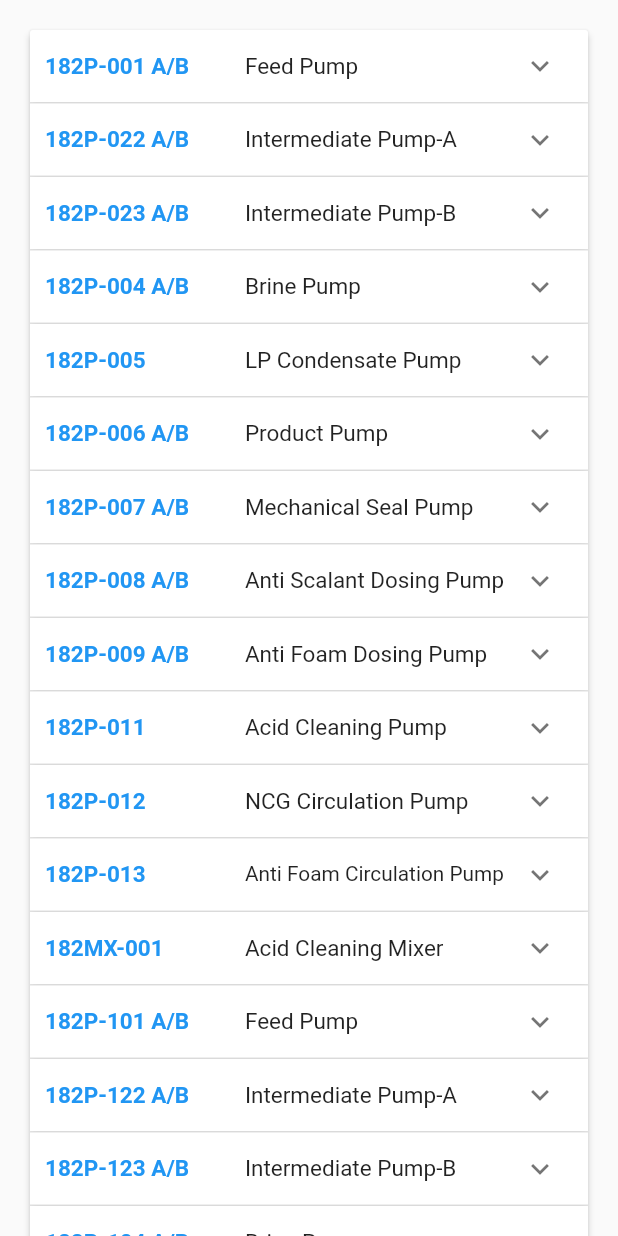
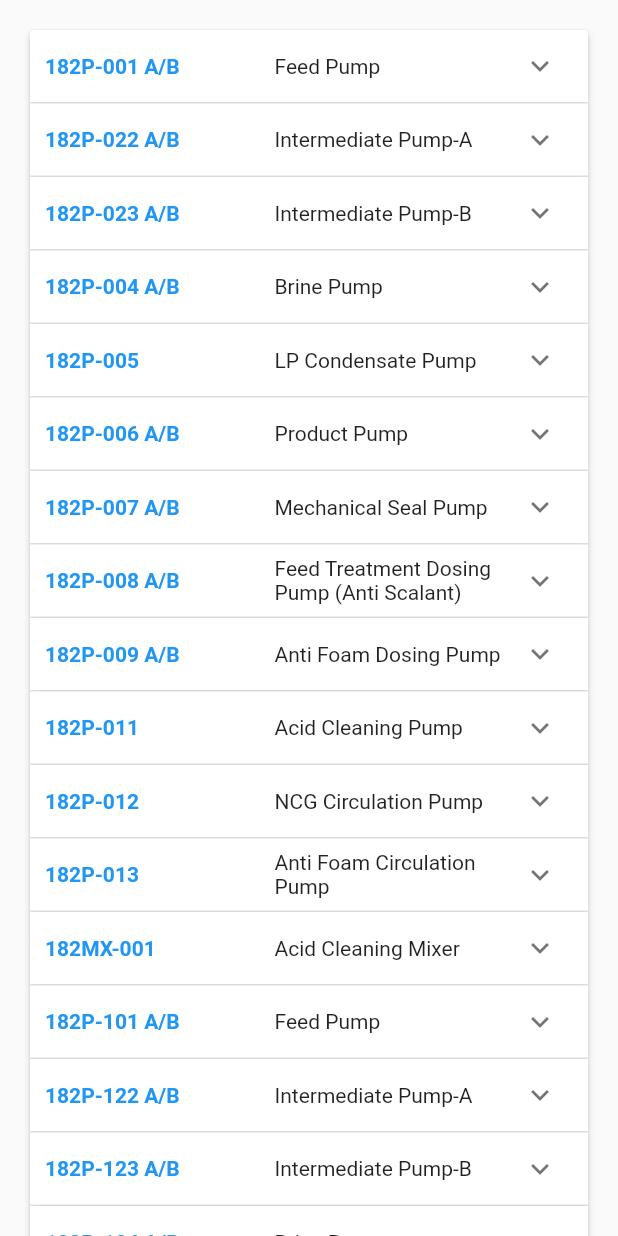
Before and after one commit to mbariya/Plant_Details_Flutter_App, a Flutter app: the DriveDesal screen opened directly, on a phone screen of 412 x 824 dp. Run offline on Flutter 3.47's test engine with Material 2 defaults, Android fonts, the phone set to English and light mode, and no system bars; our stand-ins replace dynamic_theme.

Commit message:
Expandable Panel UI changed to Table UI M3/hr added in Capacity list

```diff
--- a/lib/Desal/DriveDesal.dart
+++ b/lib/Desal/DriveDesal.dart
@@ -22,39 +22,36 @@ class MyItem {
 class _DriveDesalState extends State<DriveDesal> {
   List<MyItem> _items= <MyItem>[
     //Add Pump and Drives Details here
-    MyItem(tag: '182P-001 A/B', details: 'Feed Pump', capacity:'1300', power: '160 KW', flc: '281 Amp', head: '0 M'),
-    MyItem(tag: '182P-022 A/B', details: 'Intermediate Pump-A', capacity:'1150', power: '132 KW', flc: '227 Amp', head: '0 M'),
-    MyItem(tag: '182P-023 A/B', details: 'Intermediate Pump-B', capacity:'1020', power: '132 KW', flc: '227 Amp', head: '0 M'),
-    MyItem(tag: '182P-004 A/B', details: 'Brine Pump', capacity:'1000', power: '250 KW', flc: '27 Amp', head: '0 M'),
-    MyItem(tag: '182P-005', details: 'LP Condensate Pump', capacity:'137', power: '55 KW', flc: '91 Amp', head: '0 M'),
-    MyItem(tag: '182P-006 A/B', details: 'Product Pump', capacity:'550', power: '200 KW', flc: '23 Amp', head: '0 M'),
-    MyItem(tag: '182P-007 A/B', details: 'Mechanical Seal Pump', capacity:'10', power: '5.5 KW', flc: '9.9 Amp', head: '0 M'),
-    MyItem(tag: '182P-008 A/B', details: 'Anti Scalant Dosing Pump', capacity:'-', power: '- KW', flc: '- Amp', head: '- M'),
-    MyItem(tag: '182P-009 A/B', details: 'Anti Foam Dosing Pump', capacity:'-', power: '- KW', flc: '- Amp', head: '- M'),
-    MyItem(tag: '182P-011', details: 'Acid Cleaning Pump', capacity:'5', power: '2.2 KW', flc: '4.5 Amp', head: '0 M'),
-    MyItem(tag: '182P-012', details: 'NCG Circulation Pump', capacity:'200', power: '45 KW', flc: '75 Amp', head: '0 M'),
-    MyItem(tag: '182P-013 ', details: 'Anti Foam Circulation Pump', capacity:'5', power: '0.25 KW', flc: '1.1 Amp', head: '0 M'),
-    MyItem(tag: '182MX-001', details: 'Acid Cleaning Mixer', capacity:'-', power: '1.5 KW', flc: '3.45 Amp', head: '- M'),
+    MyItem(tag: '182P-001 A/B', details: 'Feed Pump', capacity:'1300 M3/hr', power: '160 KW', flc: '281 Amp', head: '0 M'),
+    MyItem(tag: '182P-022 A/B', details: 'Intermediate Pump-A', capacity:'1150 M3/hr', power: '132 KW', flc: '227 Amp', head: '0 M'),
+    MyItem(tag: '182P-023 A/B', details: 'Intermediate Pump-B', capacity:'1020 M3/hr', power: '132 KW', flc: '227 Amp', head: '0 M'),
+    MyItem(tag: '182P-004 A/B', details: 'Brine Pump', capacity:'1000 M3/hr', power: '250 KW', flc: '27 Amp', head: '0 M'),
+    MyItem(tag: '182P-005', details: 'LP Condensate Pump', capacity:'137 M3/hr', power: '55 KW', flc: '91 Amp', head: '0 M'),
+    MyItem(tag: '182P-006 A/B', details: 'Product Pump', capacity:'550 M3/hr', power: '200 KW', flc: '23 Amp', head: '0 M'),
+    MyItem(tag: '182P-007 A/B', details: 'Mechanical Seal Pump', capacity:'10 M3/hr', power: '5.5 KW', flc: '9.9 Amp', head: '0 M'),
+    MyItem(tag: '182P-008 A/B', details: 'Feed Treatment Dosing Pump (Anti Scalant)', capacity:'- M3/hr', power: '- KW', flc: '- Amp', head: '- M'),
+    MyItem(tag: '182P-009 A/B', details: 'Anti Foam Dosing Pump', capacity:'- M3/hr', power: '- KW', flc: '- Amp', head: '- M'),
+    MyItem(tag: '182P-011', details: 'Acid Cleaning Pump', capacity:'5 M3/hr', power: '2.2 KW', flc: '4.5 Amp', head: '0 M'),
+    MyItem(tag: '182P-012', details: 'NCG Circulation Pump', capacity:'200 M3/hr', power: '45 KW', flc: '75 Amp', head: '0 M'),
+    MyItem(tag: '182P-013 ', details: 'Anti Foam Circulation Pump', capacity:'5 M3/hr', power: '0.25 KW', flc: '1.1 Amp', head: '0 M'),
+    MyItem(tag: '182MX-001', details: 'Acid Cleaning Mixer', capacity:'- M3/hr', power: '1.5 KW', flc: '3.45 Amp', head: '- M'),
+    MyItem(tag: '182P-101 A/B', details: 'Feed Pump', capacity:'1300 M3/hr', power: '160 KW', flc: '281 Amp', head: '0 M'),
+    MyItem(tag: '182P-122 A/B', details: 'Intermediate Pump-A', capacity:'1150 M3/hr', power: '132 KW', flc: '227 Amp', head: '0 M'),
+    MyItem(tag: '182P-123 A/B', details: 'Intermediate Pump-B', capacity:'1020 M3/hr', power: '132 KW', flc: '227 Amp', head: '0 M'),
+    MyItem(tag: '182P-104 A/B', details: 'Brine Pump', capacity:'1000 M3/hr', power: '250 KW', flc: '27 Amp', head: '0 M'),
+    MyItem(tag: '182P-105', details: 'LP Condensate Pump', capacity:'137 M3/hr', power: '55 KW', flc: '91 Amp', head: '0 M'),
+    MyItem(tag: '182P-106 A/B', details: 'Product Pump', capacity:'550 M3/hr', power: '200 KW', flc: '23 Amp', head: '0 M'),
+    MyItem(tag: '182P-107 A/B', details: 'Mechanical Seal Pump', capacity:'10 M3/hr', power: '5.5 KW', flc: '9.9 Amp', head: '0 M'),
+    MyItem(tag: '182P-108 A/B', details: 'Feed Treatment Dosing Pump (Anti Scalant)', capacity:'- M3/hr', power: '- KW', flc: '- Amp', head: '- M'),
+    MyItem(tag: '182P-109 A/B', details: 'Anti Foam Dosing Pump', capacity:'- M3/hr', power: '- KW', flc: '- Amp', head: '- M'),
+    MyItem(tag: '182P-111', details: 'Acid Cleaning Pump', capacity:'5 M3/hr', power: '2.2 KW', flc: '4.5 Amp', head: '0 M'),
+    MyItem(tag: '182P-112', details: 'NCG Circulation Pump', capacity:'200 M3/hr', power: '45 KW', flc: '75 Amp', head: '0 M'),
+    MyItem(tag: '182P-113 ', details: 'Anti Foam Circulation Pump', capacity:'5 M3/hr', power: '0.25 KW', flc: '1.1 Amp', head: '0 M'),
+    MyItem(tag: '182MX-101', details: 'Acid Cleaning Mixer', capacity:'- M3/hr', power: '1.5 KW', flc: '3.45 Amp', head: '- M'),
 
-    MyItem(tag: '182P-101 A/B', details: 'Feed Pump', capacity:'1300', power: '160 KW', flc: '281 Amp', head: '0 M'),
-    MyItem(tag: '182P-122 A/B', details: 'Intermediate Pump-A', capacity:'1150', power: '132 KW', flc: '227 Amp', head: '0 M'),
-    MyItem(tag: '182P-123 A/B', details: 'Intermediate Pump-B', capacity:'1020', power: '132 KW', flc: '227 Amp', head: '0 M'),
-    MyItem(tag: '182P-104 A/B', details: 'Brine Pump', capacity:'1000', power: '250 KW', flc: '27 Amp', head: '0 M'),
-    MyItem(tag: '182P-105', details: 'LP Condensate Pump', capacity:'137', power: '55 KW', flc: '91 Amp', head: '0 M'),
-    MyItem(tag: '182P-106 A/B', details: 'Product Pump', capacity:'550', power: '200 KW', flc: '23 Amp', head: '0 M'),
-    MyItem(tag: '182P-107 A/B', details: 'Mechanical Seal Pump', capacity:'10', power: '5.5 KW', flc: '9.9 Amp', head: '0 M'),
-    MyItem(tag: '182P-108 A/B', details: 'Anti Scalant Dosing Pump', capacity:'-', power: '- KW', flc: '- Amp', head: '- M'),
-    MyItem(tag: '182P-109 A/B', details: 'Anti Foam Dosing Pump', capacity:'-', power: '- KW', flc: '- Amp', head: '- M'),
-    MyItem(tag: '182P-111', details: 'Acid Cleaning Pump', capacity:'5', power: '2.2 KW', flc: '4.5 Amp', head: '0 M'),
-    MyItem(tag: '182P-112', details: 'NCG Circulation Pump', capacity:'200', power: '45 KW', flc: '75 Amp', head: '0 M'),
-    MyItem(tag: '182P-113 ', details: 'Anti Foam Circulation Pump', capacity:'5', power: '0.25 KW', flc: '1.1 Amp', head: '0 M'),
-    MyItem(tag: '182MX-101', details: 'Acid Cleaning Mixer', capacity:'-', power: '1.5 KW', flc: '3.45 Amp', head: '- M'),
-
-    MyItem(tag: '182P-112 A/B/S', details: 'Salaya Water Transfer Pump', capacity:'350', power: '180 KW', flc: '20.6 Amp', head: '0 M'),
-    MyItem(tag: '182P-113 A/B/S', details: 'DM Feed Pump', capacity:'500', power: '260 KW', flc: '29.1 Amp', head: '0 M'),
-    MyItem(tag: '182P-116 A/B/S ', details: ' CT Makeup Pump', capacity:'750', power: '160 KW', flc: '268 Amp', head: '0 M'),
-
-
+    MyItem(tag: '182P-112 A/B/S', details: 'Salaya Water Transfer Pump', capacity:'350 M3/hr', power: '180 KW', flc: '20.6 Amp', head: '0 M'),
+    MyItem(tag: '182P-113 A/B/S', details: 'DM Feed Pump', capacity:'500 M3/hr', power: '260 KW', flc: '29.1 Amp', head: '0 M'),
+    MyItem(tag: '182P-116 A/B/S ', details: ' CT Makeup Pump', capacity:'750 M3/hr', power: '160 KW', flc: '268 Amp', head: '0 M'),
 
   ];
 
@@ -76,90 +73,93 @@ class _DriveDesalState extends State<DriveDesal> {
                   isExpanded: item.isExpanded,
                   headerBuilder: (BuildContext context, bool isExpanded){
                     return new Container(
-                      padding: const EdgeInsets.only(left: 5.0),
-                      child: new Row(
-                        crossAxisAlignment: CrossAxisAlignment.center,
+                      padding: const EdgeInsets.only(left: 10.0),
+                      child: Column(
+                        mainAxisAlignment: MainAxisAlignment.center,
                         children: <Widget>[
-                          new Expanded(
-                            flex: 3,
-                            child: new Container(
-                              margin: const EdgeInsets.only(left: 5.0),
-                              child: new FittedBox(
-                                fit: BoxFit.scaleDown,
-                                alignment: Alignment.centerLeft,
-                                child: Text(item.tag, style: TextStyle(fontSize: 15.0, fontWeight: FontWeight.bold,color: Colors.blue),
+                          new Table(
+                            defaultVerticalAlignment: TableCellVerticalAlignment.middle,
+                            children: [
+                              new TableRow(
+                                children: [
+                                  new Container(
+                                    //padding: new EdgeInsets.all(10.0),
+                                    child: Text(item.tag, style: TextStyle(fontWeight: FontWeight.bold,color: Colors.blue),),
                                   ),
+                                  new Container(
+                                    //padding: new EdgeInsets.all(10.0),
+                                    child: Text(item.details,),
                                   ),
+                                ],
                               ),
-                          ),
-                          new Expanded(
-                            flex: 4,
-                            child: new Container(
-                                margin: const EdgeInsets.only(left: 5.0),
-                                child: new FittedBox(
-                                  fit: BoxFit.scaleDown,
-                                  alignment: Alignment.centerLeft,
-                                  child: Text(item.details, style: TextStyle(fontSize: 15.0,)
-                                  ),
-                                ),
-                            ),
+                            ],
                           ),
                         ],
                       ),
                     );
                   },
-                  body: new Container(
-                    padding: const EdgeInsets.only(left: 10.0, bottom: 10.0),
-                    child: new Column(
+
+                  body: Container(
+                    margin: new EdgeInsets.only(left: 10.0, right: 10.0, bottom: 10.0),
+                    child: Column(
+                      mainAxisAlignment: MainAxisAlignment.center,
                       children: <Widget>[
-                        new Row(
-                          children: <Widget>[
+                        new Table(
+                          defaultVerticalAlignment: TableCellVerticalAlignment.middle,
+                          border: TableBorder(
+                            //top: BorderSide(width: 0.1),
+                            //bottom: BorderSide(width: 0.1),
+                            horizontalInside: BorderSide(width: 0.1),
+                          ),
+                          children: [
+                            new TableRow(
+                              children: [
                                 new Container(
-                               padding: const EdgeInsets.only(right: 90.0),
+                                  padding: new EdgeInsets.all(10.0),
                                   child: new Text('Capacity:', style: TextStyle( color: Colors.redAccent, fontWeight: FontWeight.bold,), ),
                                 ),
                                 new Container(
+                                  padding: new EdgeInsets.all(10.0),
                                   child: new Text(item.capacity),
                                 ),
                               ],
                             ),
-                        new Divider(),
-                        new Row(
-                          children: <Widget>[
+                            new TableRow(
+                              children: [
                                 new Container(
-                              padding: const EdgeInsets.only(right: 105.0),
+                                  padding: new EdgeInsets.all(10.0),
                                   child: new Text('Power:', style: TextStyle( color: Colors.redAccent, fontWeight: FontWeight.bold,),),
                                 ),
                                 new Container(
+                                  padding: new EdgeInsets.all(10.0),
                                   child: new Text(item.power),
                                 ),
-
                               ],
                             ),
-                        new Divider(),
-                        new Row(
-                          children: <Widget>[
+                            new TableRow(
+                              children: [
                                 new Container(
-                              padding: const EdgeInsets.only(right: 120.0),
+                                  padding: new EdgeInsets.all(10.0),
                                   child: new Text('FLC:', style: TextStyle( color: Colors.redAccent, fontWeight: FontWeight.bold,),),
                                 ),
                                 new Container(
+                                  padding: new EdgeInsets.all(10.0),
                                   child: new Text(item.flc),
                                 ),
-
                               ],
                             ),
-                        new Divider(),
-                        new Row(
-                          children: <Widget>[
-                            new  Container(
-                              padding: const EdgeInsets.only(right: 112.0),
+                            new TableRow(
+                              children: [
+                                new Container(
+                                  padding: new EdgeInsets.all(10.0),
                                   child: new Text('Head:', style: TextStyle( color: Colors.redAccent, fontWeight: FontWeight.bold,),),
                                 ),
                                 new Container(
+                                  padding: new EdgeInsets.all(10.0),
                                   child: new Text(item.head),
                                 ),
-
+                              ],
+                            ),
                           ],
                         ),
                       ],
```
Lines whose indentation alone changed are shown as unchanged.
